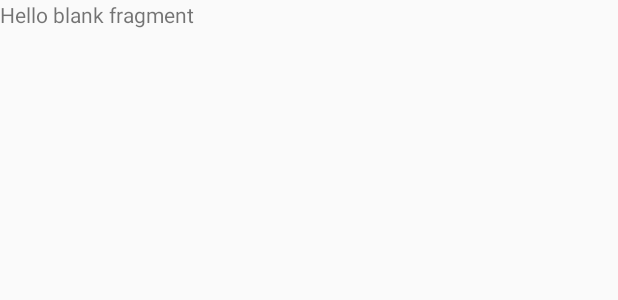
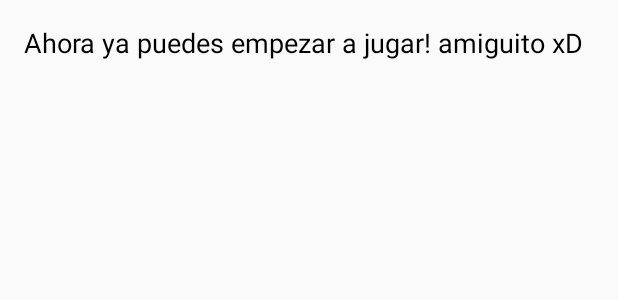
Before and after one commit to RoxanaCortez/ProyectoPDM, an Android app: the layout fragment_instruccion_final.xml on its own in the app's theme, with its tools: preview values and no code run, on a phone screen of 412 x 824 dp. Shown: the top 300 px of the screen. Run offline under Robolectric (Android 15) with nearby library versions, the phone set to English and light mode, and no system bars.

Commit message:
Indicaciones sobre texto en fragmentos de Ayuda

```diff
--- a/app/src/main/res/layout/fragment_instruccion_final.xml
+++ b/app/src/main/res/layout/fragment_instruccion_final.xml
@@ -8,7 +8,11 @@
     <!-- TODO: Update blank fragment layout -->
     <TextView
         android:layout_width="match_parent"
-        android:layout_height="match_parent"
-        android:text="@string/hello_blank_fragment" />
+        android:layout_height="wrap_content"
+        android:textSize="18sp"
+        android:textColor="#000"
+        android:layout_margin="@dimen/medium_margin"
+        android:text="Ahora ya puedes empezar a jugar! amiguito xD" />
+
 
 </FrameLayout>
```
Also changed, not shown: app/src/main/res/layout/fragment_instruccion_informacion.xml (+6 -2 lines), app/src/main/res/layout/fragment_instruccion_iniciar.xml (+6 -2 lines), app/src/main/res/layout/fragment_instruccion_padres.xml (+6 -2 lines), app/src/main/res/layout/fragment_introduccion.xml (+5 -2 lines).
